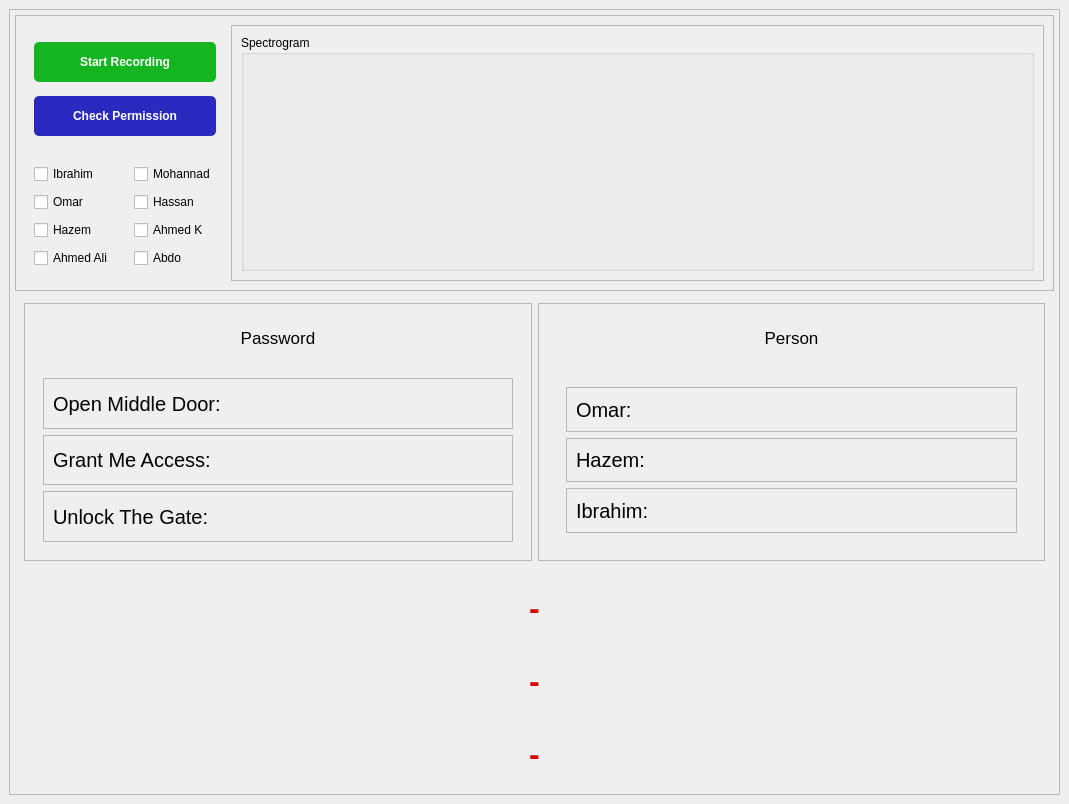
Above: task5.ui from OmarAtef0/Voice-Signal-Authentication before the change. Below: the same form after it.
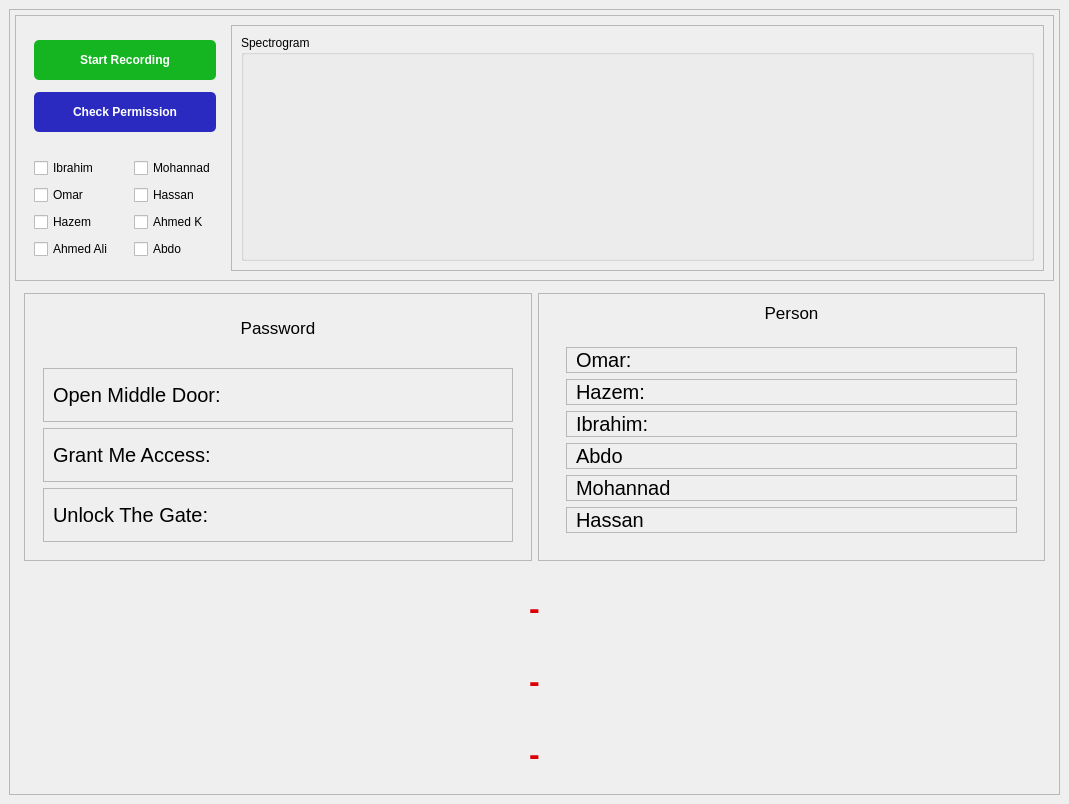
That is the form after the change.

Patch:
```diff
--- a/task5.ui
+++ b/task5.ui
@@ -367,14 +367,8 @@
                <property name="checkable">
                 <bool>false</bool>
                </property>
-               <layout class="QGridLayout" name="gridLayout_13">
-                <property name="bottomMargin">
-                 <number>2</number>
-                </property>
-                <property name="spacing">
-                 <number>0</number>
-                </property>
-                <item row="0" column="0">
+               <layout class="QHBoxLayout" name="horizontalLayout_9">
+                <item>
                  <layout class="QGridLayout" name="gridLayout_14">
                   <item row="0" column="0" colspan="2">
                    <layout class="QVBoxLayout" name="Spectrogram_1">
@@ -793,6 +787,132 @@
                      </layout>
                     </widget>
                    </item>
+                   <item>
+                    <widget class="QFrame" name="frame_21">
+                     <property name="frameShape">
+                      <enum>QFrame::StyledPanel</enum>
+                     </property>
+                     <property name="frameShadow">
+                      <enum>QFrame::Raised</enum>
+                     </property>
+                     <layout class="QHBoxLayout" name="horizontalLayout_13">
+                      <property name="topMargin">
+                       <number>0</number>
+                      </property>
+                      <property name="bottomMargin">
+                       <number>0</number>
+                      </property>
+                      <item>
+                       <widget class="QLabel" name="label_18">
+                        <property name="font">
+                         <font>
+                          <pointsize>15</pointsize>
+                         </font>
+                        </property>
+                        <property name="text">
+                         <string>Abdo</string>
+                        </property>
+                       </widget>
+                      </item>
+                      <item>
+                       <widget class="QLabel" name="abdoLabel">
+                        <property name="font">
+                         <font>
+                          <pointsize>15</pointsize>
+                         </font>
+                        </property>
+                        <property name="text">
+                         <string/>
+                        </property>
+                       </widget>
+                      </item>
+                     </layout>
+                    </widget>
+                   </item>
+                   <item>
+                    <widget class="QFrame" name="frame_22">
+                     <property name="frameShape">
+                      <enum>QFrame::StyledPanel</enum>
+                     </property>
+                     <property name="frameShadow">
+                      <enum>QFrame::Raised</enum>
+                     </property>
+                     <layout class="QHBoxLayout" name="horizontalLayout_14">
+                      <property name="topMargin">
+                       <number>0</number>
+                      </property>
+                      <property name="bottomMargin">
+                       <number>0</number>
+                      </property>
+                      <item>
+                       <widget class="QLabel" name="label_19">
+                        <property name="font">
+                         <font>
+                          <pointsize>15</pointsize>
+                         </font>
+                        </property>
+                        <property name="text">
+                         <string>Mohannad</string>
+                        </property>
+                       </widget>
+                      </item>
+                      <item>
+                       <widget class="QLabel" name="mLabel">
+                        <property name="font">
+                         <font>
+                          <pointsize>15</pointsize>
+                         </font>
+                        </property>
+                        <property name="text">
+                         <string/>
+                        </property>
+                       </widget>
+                      </item>
+                     </layout>
+                    </widget>
+                   </item>
+                   <item>
+                    <widget class="QFrame" name="frame_23">
+                     <property name="frameShape">
+                      <enum>QFrame::StyledPanel</enum>
+                     </property>
+                     <property name="frameShadow">
+                      <enum>QFrame::Raised</enum>
+                     </property>
+                     <layout class="QHBoxLayout" name="horizontalLayout_15">
+                      <property name="topMargin">
+                       <number>0</number>
+                      </property>
+                      <property name="bottomMargin">
+                       <number>0</number>
+                      </property>
+                      <item>
+                       <widget class="QLabel" name="label_20">
+                        <property name="font">
+                         <font>
+                          <pointsize>15</pointsize>
+                         </font>
+                        </property>
+                        <property name="text">
+                         <string>Hassan</string>
+                        </property>
+                       </widget>
+                      </item>
+                      <item>
+                       <widget class="QLabel" name="hLabel">
+                        <property name="font">
+                         <font>
+                          <pointsize>15</pointsize>
+                         </font>
+                        </property>
+                        <property name="text">
+                         <string/>
+                        </property>
+                       </widget>
+                      </item>
+                     </layout>
+                    </widget>
+                   </item>
                   </layout>
                  </widget>
                 </item>
```
